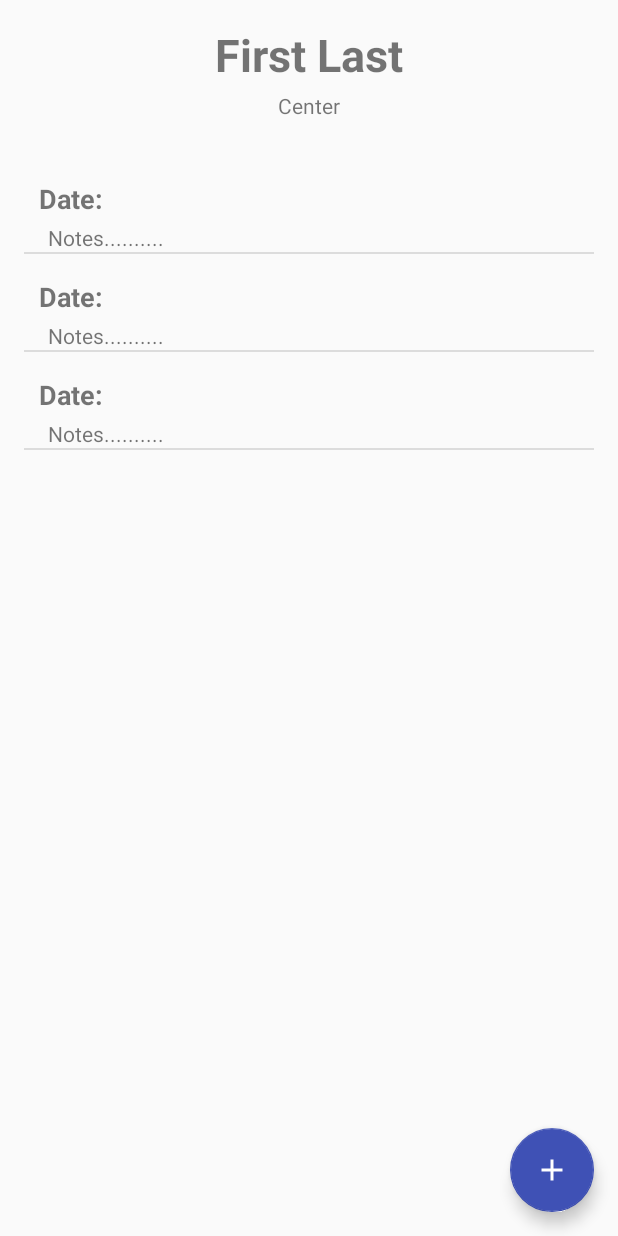
After one commit to vimalp19/sant-vicharan, an Android app: the layout activity_haribhakta_update.xml on its own in the app's theme, with its tools: preview values and no code run, on a phone screen of 412 x 824 dp. The commit adds this screen. Run offline under Robolectric (Android 15) with nearby library versions, the phone set to English and light mode, and no system bars.

Commit message:
Made the following changes/additions:
Added 2 new activities:

Haribhakta Updates
- Displays the Haribhakta's name and center, along with his list of updates.

Add Update
- Multi line text field to add a new update for the haribhakta.

All committed changes involved back and front end changes to both of these activities.

```diff
--- a/app/build.gradle
+++ b/app/build.gradle
@@ -52,4 +52,7 @@ dependencies {
 
 
 
+
+
+
 apply plugin: 'com.google.gms.google-services'
--- /dev/null
+++ b/app/src/main/res/layout/activity_haribhakta_update.xml
@@ -0,0 +1,67 @@
+<?xml version="1.0" encoding="utf-8"?>
+<android.support.constraint.ConstraintLayout xmlns:android="http://schemas.android.com/apk/res/android"
+    xmlns:app="http://schemas.android.com/apk/res-auto"
+    xmlns:tools="http://schemas.android.com/tools"
+    android:layout_width="match_parent"
+    android:layout_height="match_parent"
+    tools:context="com.projects.vimal.santvicharan.HaribhaktaUpdate">
+
+    <TextView
+        android:id="@+id/updateFirstLastName"
+        android:layout_width="wrap_content"
+        android:layout_height="wrap_content"
+        android:layout_marginTop="16dp"
+        android:text="TextView"
+        android:textAlignment="center"
+        android:textSize="30sp"
+        android:textStyle="bold"
+        app:layout_constraintHorizontal_bias="0.501"
+        app:layout_constraintLeft_toLeftOf="parent"
+        app:layout_constraintRight_toRightOf="parent"
+        app:layout_constraintTop_toTopOf="parent"
+        tools:layout_constraintTop_creator="1"
+        tools:text="First Last" />
+
+    <TextView
+        android:id="@+id/updateCenter"
+        android:layout_width="wrap_content"
+        android:layout_height="wrap_content"
+        android:layout_marginTop="4dp"
+        android:text="Center"
+        android:textAlignment="center"
+        app:layout_constraintLeft_toLeftOf="parent"
+        app:layout_constraintRight_toRightOf="parent"
+        app:layout_constraintTop_toBottomOf="@+id/updateFirstLastName" />
+
+    <ListView
+        android:id="@+id/updatesListView"
+        android:layout_width="0dp"
+        android:layout_height="495dp"
+        android:layout_marginTop="24dp"
+        app:layout_constraintTop_toBottomOf="@+id/updateCenter"
+        app:layout_constraintLeft_toLeftOf="parent"
+        app:layout_constraintRight_toRightOf="parent"
+        tools:listitem="@layout/haribhakta_upate"
+        android:layout_marginRight="16dp"
+        android:layout_marginLeft="16dp" />
+
+    <android.support.design.widget.FloatingActionButton
+        android:id="@+id/addUpdate"
+        android:layout_width="wrap_content"
+        android:layout_height="wrap_content"
+        android:layout_gravity="bottom|right"
+        android:layout_margin="16dp"
+        android:backgroundTint="@color/colorPrimary"
+        android:clickable="true"
+        android:src="@drawable/ic_add_black_48dp"
+        android:tint="@color/white"
+        app:rippleColor="@color/colorPrimary"
+        app:layout_anchor="@id/updatesListView"
+        app:layout_anchorGravity="bottom|right|end"
+        app:layout_constraintBottom_toBottomOf="parent"
+        android:layout_marginRight="70dp"
+        android:layout_marginBottom="16dp"
+        app:layout_constraintRight_toRightOf="parent"
+        android:layout_marginEnd="70dp" />
+
+</android.support.constraint.ConstraintLayout>
--- /dev/null
+++ b/app/src/main/res/layout/haribhakta_upate.xml
@@ -0,0 +1,29 @@
+<?xml version="1.0" encoding="utf-8"?>
+<LinearLayout xmlns:android="http://schemas.android.com/apk/res/android"
+    xmlns:tools="http://schemas.android.com/tools"
+    android:layout_width="match_parent"
+    android:layout_height="match_parent"
+    android:orientation="vertical">
+
+    <TextView
+        android:id="@+id/updateDate"
+        android:layout_width="wrap_content"
+        android:layout_height="wrap_content"
+        android:layout_marginLeft="10dp"
+        android:layout_marginTop="16dp"
+        android:text="Date: "
+        android:textAlignment="textStart"
+        android:textSize="18sp"
+        android:textStyle="bold"
+        tools:text="Date:" />
+
+    <TextView
+        android:id="@+id/updateNote"
+        android:layout_width="wrap_content"
+        android:layout_height="wrap_content"
+        android:layout_marginLeft="16dp"
+        android:layout_marginTop="4dp"
+        android:text="Notes.........."
+        android:textAlignment="textStart" />
+
+</LinearLayout>
--- a/app/src/main/res/values/dimens.xml
+++ b/app/src/main/res/values/dimens.xml
@@ -3,4 +3,7 @@
     <!-- Default screen margins, per the Android Design guidelines. -->
     <dimen name="activity_horizontal_margin">16dp</dimen>
     <dimen name="activity_vertical_margin">8dp</dimen>
+    <dimen name="app_bar_height">180dp</dimen>
+    <dimen name="fab_margin">16dp</dimen>
+    <dimen name="text_margin">16dp</dimen>
 </resources>
--- a/app/src/main/res/values/strings.xml
+++ b/app/src/main/res/values/strings.xml
@@ -76,5 +76,8 @@
         <item>WI</item>
         <item>WY</item>
     </string-array>
+    <string name="title_activity_add_haribhakta">Add New Haribhakta</string>
+    <string name="title_activity_haribhakta_update">Haribhakta Updates</string>
+    <string name="action_settings">Settings</string>
 
 </resources>
```
Also changed, not shown: app/src/main/AndroidManifest.xml (+3 -4 lines), app/src/main/java/com/projects/vimal/santvicharan/Adapter/UpdatesAdapter.java (added, +51 -0 lines), app/src/main/java/com/projects/vimal/santvicharan/AddUpdate.java (added, +121 -0 lines), app/src/main/java/com/projects/vimal/santvicharan/DisplayMessageActivity.java (deleted, +0 -23 lines), app/src/main/java/com/projects/vimal/santvicharan/HaribhaktaUpdate.java (added, +181 -0 lines), app/src/main/java/com/projects/vimal/santvicharan/MainActivity.java (+21 -5 lines), app/src/main/java/com/projects/vimal/santvicharan/data/Update.java (+8 -4 lines), app/src/main/java/com/projects/vimal/santvicharan/main_haribhakta.java (deleted, +0 -13 lines), app/src/main/res/layout/activity_add_update.xml (added, +45 -0 lines), app/src/main/res/layout/activity_display_message.xml (deleted, +0 -18 lines), app/src/main/res/values/styles.xml (+9 -0 lines).
